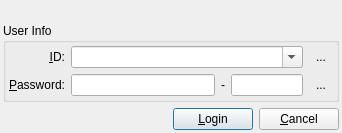
Old version of the form HHSharedLibs/src/gui/login/logindlg.ui in the repository RallyWRT/qtapplications.
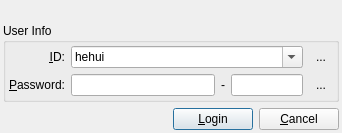
New version of the form. Icons and pictures are not drawn.

Diff of the .ui file:
```diff
--- a/HHSharedLibs/src/gui/login/logindlg.ui
+++ b/HHSharedLibs/src/gui/login/logindlg.ui
@@ -110,6 +110,11 @@
         <property name="duplicatesEnabled">
          <bool>false</bool>
         </property>
+        <item>
+         <property name="text">
+          <string>hehui</string>
+         </property>
+        </item>
        </widget>
       </item>
       <item row="1" column="0">
```
Left out of the diff: 2 changed lines with no effect on the pictures.
